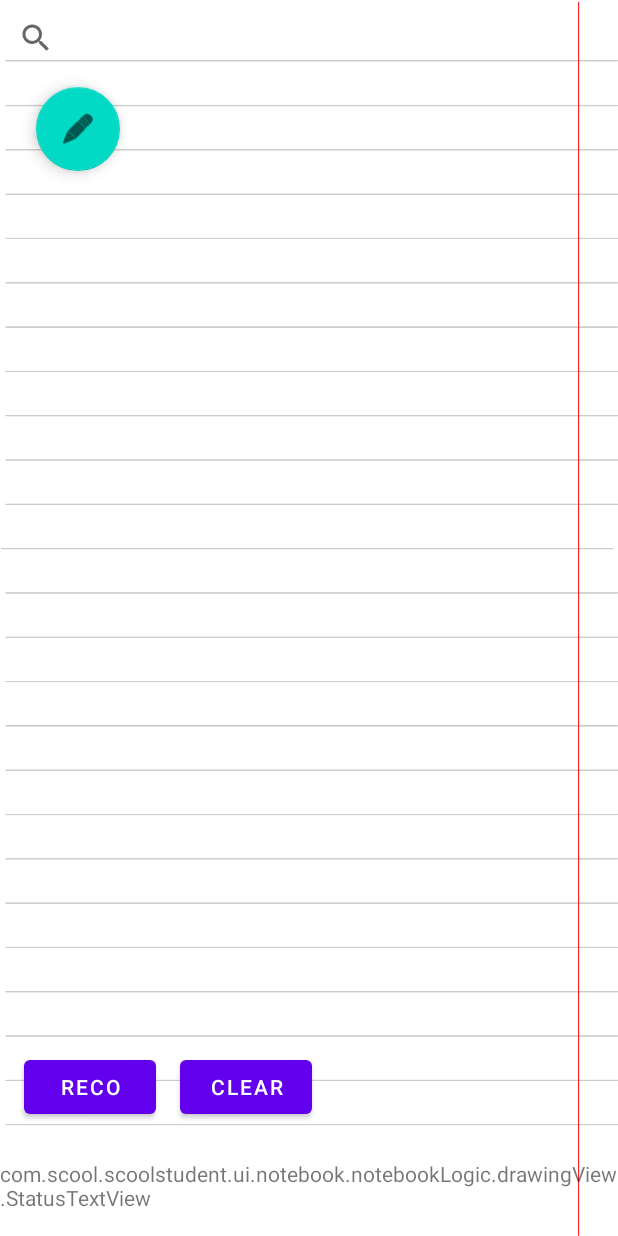
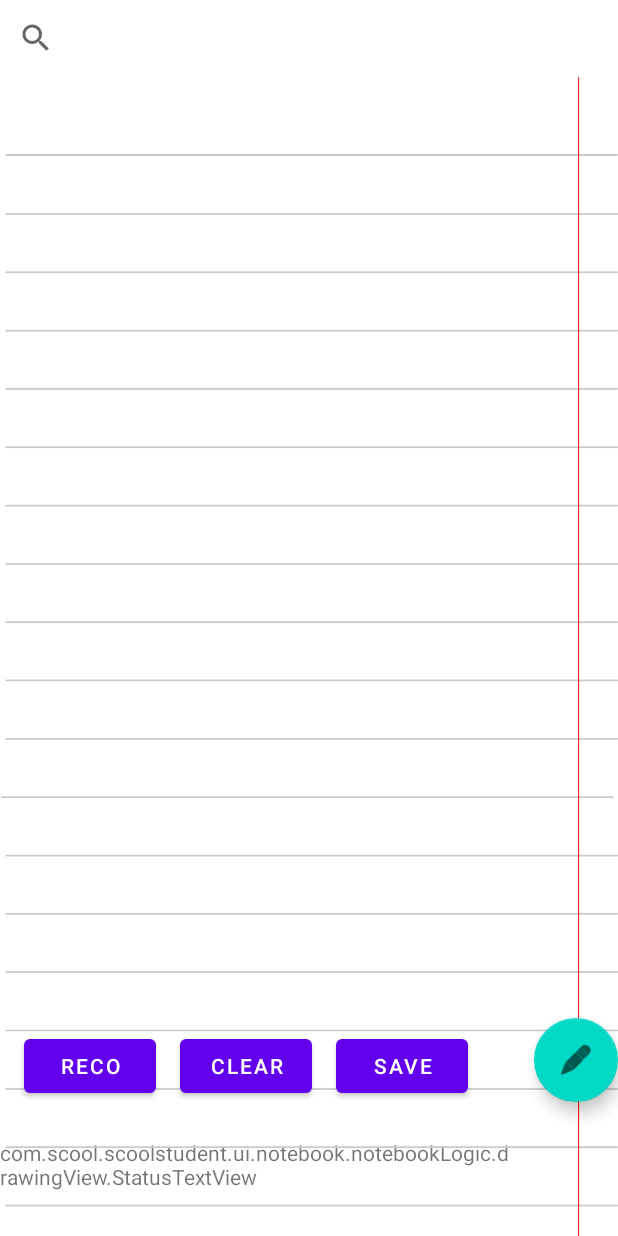
Before and after one commit to EyalDelarea/Scool, an Android app: the layout drawing_view.xml on its own in the app's theme, with its tools: preview values and no code run, on a phone screen of 412 x 824 dp. Run offline under Robolectric (Android 15) with nearby library versions, the phone set to English and light mode, and no system bars.

Commit message:
-Add few files for sketch app -Changed notebook layout

```diff
--- a/app/src/main/res/layout/test_digital_ink.xml
+++ b/app/src/main/res/layout/drawing_view.xml
@@ -1,43 +1,45 @@
 <?xml version="1.0" encoding="utf-8"?>
-<androidx.constraintlayout.widget.ConstraintLayout
-    xmlns:android="http://schemas.android.com/apk/res/android"
+<androidx.constraintlayout.widget.ConstraintLayout xmlns:android="http://schemas.android.com/apk/res/android"
     xmlns:app="http://schemas.android.com/apk/res-auto"
     xmlns:tools="http://schemas.android.com/tools"
     android:layout_width="match_parent"
+
     android:layout_height="match_parent">
+
+    <com.scool.scoolstudent.ui.notebook.notebookLogic.drawingView.StatusTextView
+        android:id="@+id/statusTextView"
+        android:layout_width="0dp"
+        android:layout_height="65dp"
+        android:layout_marginEnd="70dp"
+        android:text="com.scool.scoolstudent.ui.notebook.notebookLogic.drawingView.StatusTextView"
+        app:layout_constraintBottom_toBottomOf="parent"
+        app:layout_constraintEnd_toEndOf="parent"
+        app:layout_constraintHorizontal_bias="0.0"
+        app:layout_constraintStart_toStartOf="parent" />
 
     <com.scool.scoolstudent.ui.notebook.notebookLogic.drawingView.DrawingView
         android:id="@+id/drawingView"
-        android:layout_width="wrap_content"
-        android:layout_height="wrap_content"
+        android:layout_width="0dp"
+        android:layout_height="0dp"
         android:background="@drawable/transparentnotebook"
-        app:layout_constraintBottom_toBottomOf="parent"
+        app:layout_constraintBottom_toTopOf="@+id/guideline3"
         app:layout_constraintEnd_toEndOf="parent"
+        app:layout_constraintHorizontal_bias="0.0"
         app:layout_constraintStart_toStartOf="parent"
-        app:layout_constraintTop_toTopOf="parent" />
-
-    <com.scool.scoolstudent.ui.notebook.notebookLogic.drawingView.StatusTextView
-        android:id="@+id/statusTextView"
-        android:layout_width="wrap_content"
-        android:layout_height="wrap_content"
-        android:layout_marginBottom="16dp"
-        android:text="com.scool.scoolstudent.ui.notebook.notebookLogic.drawingView.StatusTextView"
-        app:layout_constraintBottom_toBottomOf="@+id/drawingView"
-        app:layout_constraintEnd_toEndOf="parent"
-        app:layout_constraintStart_toStartOf="parent" />
+        app:layout_constraintTop_toBottomOf="@+id/searchView"
+        app:layout_constraintVertical_bias="1.0" />
 
     <com.google.android.material.floatingactionbutton.FloatingActionButton
         android:id="@+id/floatingActionButton"
         android:layout_width="wrap_content"
         android:layout_height="wrap_content"
         android:layout_marginStart="24dp"
-        android:layout_marginTop="8dp"
         android:clickable="true"
         android:onClick="colorPickerClicked"
+        app:layout_constraintBottom_toBottomOf="@+id/saveBtn"
         app:layout_constraintEnd_toEndOf="parent"
-        app:layout_constraintHorizontal_bias="0.0"
-        app:layout_constraintStart_toStartOf="parent"
-        app:layout_constraintTop_toBottomOf="@+id/searchView"
+        app:layout_constraintHorizontal_bias="1.0"
+        app:layout_constraintStart_toEndOf="@+id/saveBtn"
         app:srcCompat="@android:drawable/ic_menu_edit" />
 
     <Button
@@ -55,9 +57,12 @@
         android:id="@+id/searchView"
         android:layout_width="0dp"
         android:layout_height="50dp"
+        android:background="#FFFFFF"
+        android:queryHint="Search here inside hand writing"
         app:layout_constraintEnd_toEndOf="parent"
+        app:layout_constraintHorizontal_bias="0.0"
         app:layout_constraintStart_toStartOf="parent"
-        app:layout_constraintTop_toTopOf="@+id/drawingView" />
+        app:layout_constraintTop_toTopOf="parent" />
 
     <Button
         android:id="@+id/clearBtn"
@@ -69,4 +74,21 @@
         app:layout_constraintBottom_toBottomOf="@+id/button"
         app:layout_constraintStart_toEndOf="@+id/button" />
 
+    <Button
+        android:id="@+id/saveBtn"
+        android:layout_width="wrap_content"
+        android:layout_height="wrap_content"
+        android:layout_marginStart="16dp"
+        android:onClick="onLoadPage"
+        android:text="Save"
+        app:layout_constraintBottom_toBottomOf="@+id/clearBtn"
+        app:layout_constraintStart_toEndOf="@+id/clearBtn" />
+
+    <androidx.constraintlayout.widget.Guideline
+        android:id="@+id/guideline3"
+        android:layout_width="wrap_content"
+        android:layout_height="wrap_content"
+        android:orientation="horizontal"
+        app:layout_constraintGuide_begin="1135dp" />
+
 </androidx.constraintlayout.widget.ConstraintLayout>
```
Also changed, not shown: app/src/main/AndroidManifest.xml (+6 -3 lines), app/src/main/java/com/scool/scoolstudent/NotebookMainActivity.kt (+42 -5 lines), app/src/main/java/com/scool/scoolstudent/ui/notebook/notebookLogic/drawingView/DrawingView.kt (+10 -2 lines), app/src/main/java/com/scool/scoolstudent/ui/notebook/notebookLogic/drawingView/StrokeManager.kt (+9 -4 lines), app/src/main/java/com/scool/scoolstudent/ui/notebook/notebookLogic/drawingView/dataStructure.kt (deleted, +0 -30 lines), app/src/main/res/values/colors.xml (+11 -0 lines).
